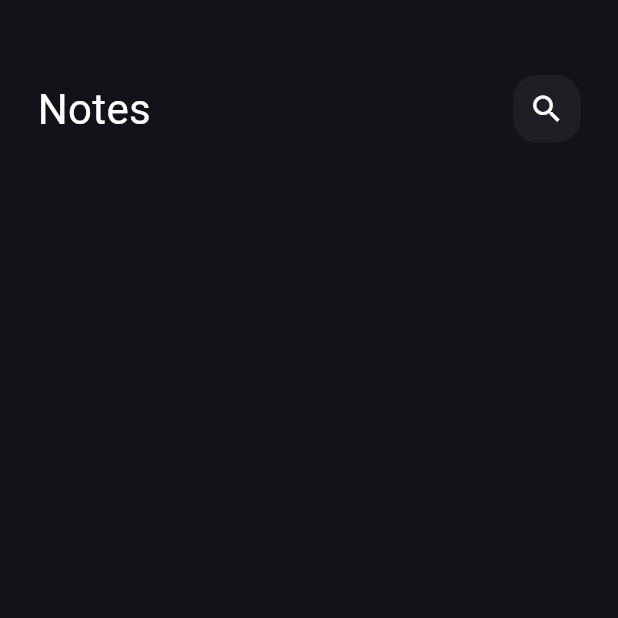
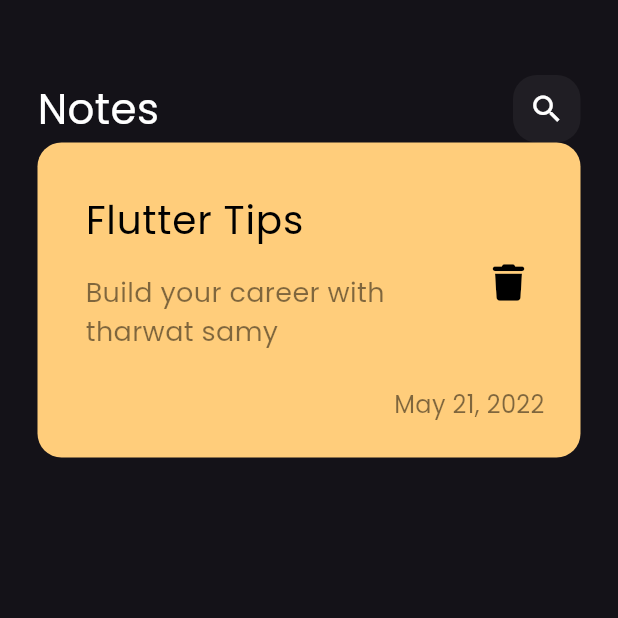
Before and after one commit to AbdallaElsayed244/notes_app, a Flutter app: the screen it shows after launch, on a phone screen of 412 x 824 dp, the top half of it. Run offline on Flutter 3.47's test engine with Material 3 defaults, Android fonts, the phone set to English and light mode, and no system bars; our stand-ins replace font_awesome_flutter.

Commit message:
created note item

```diff
--- a/lib/main.dart
+++ b/lib/main.dart
@@ -11,7 +11,7 @@ class NotesApp extends StatelessWidget {
   @override
   Widget build(BuildContext context) {
     return MaterialApp(
-      theme: ThemeData(brightness: Brightness.dark),
+      theme: ThemeData(brightness: Brightness.dark, fontFamily: 'Poppins'),
       home: const NotesView(),
     );
   }
--- /dev/null
+++ b/lib/widgets/note_item.dart
@@ -0,0 +1,54 @@
+import 'package:flutter/material.dart';
+import 'package:font_awesome_flutter/font_awesome_flutter.dart';
+
+class NoteItem extends StatelessWidget {
+  const NoteItem({super.key});
+
+  @override
+  Widget build(BuildContext context) {
+    return Container(
+      padding: EdgeInsets.only(
+        top: 24,
+        bottom: 24,
+        left: 16,
+      ),
+      decoration: BoxDecoration(
+          color: const Color(0xffFFCD7B),
+          borderRadius: BorderRadius.circular(16)),
+      child: Column(
+        crossAxisAlignment: CrossAxisAlignment.end,
+        children: [
+          ListTile(
+            title: const Text(
+              "Flutter Tips",
+              style: TextStyle(fontSize: 26, color: Colors.black),
+            ),
+            subtitle: Padding(
+              padding: const EdgeInsets.only(top: 16.0, bottom: 16.0),
+              child: Text(
+                "Build your career with tharwat samy",
+                style: TextStyle(
+                    fontSize: 18, color: Colors.black.withOpacity(0.5)),
+              ),
+            ),
+            trailing: IconButton(
+                onPressed: () {},
+                icon: const Icon(
+                  FontAwesomeIcons.trash,
+                  color: Colors.black,
+                  size: 24,
+                )),
+          ),
+          Padding(
+            padding: const EdgeInsets.only(right: 24),
+            child: Text(
+              "May 21, 2022",
+              style:
+                  TextStyle(fontSize: 16, color: Colors.black.withOpacity(0.5)),
+            ),
+          )
+        ],
+      ),
+    );
+  }
+}
--- a/lib/widgets/notes_body.dart
+++ b/lib/widgets/notes_body.dart
@@ -1,15 +1,16 @@
 import 'package:flutter/material.dart';
 import 'package:todo_app/widgets/custom_app_bar.dart';
+import 'package:todo_app/widgets/note_item.dart';
 
 class NotesViewBody extends StatelessWidget {
   const NotesViewBody({super.key});
 
   @override
   Widget build(BuildContext context) {
-    return Padding(
-      padding: const EdgeInsets.symmetric(horizontal: 25),
-      child: const Column(
-        children: [SizedBox(height: 50), CustomAppbar()],
+    return const Padding(
+      padding: EdgeInsets.symmetric(horizontal: 25),
+      child: Column(
+        children: [SizedBox(height: 50), CustomAppbar(),NoteItem()],
       ),
     );
   }
```
Also changed, not shown: pubspec.yaml (+7 -11 lines), assets/fonts/Poppins-Regular.ttf (added), pubspec.lock.
